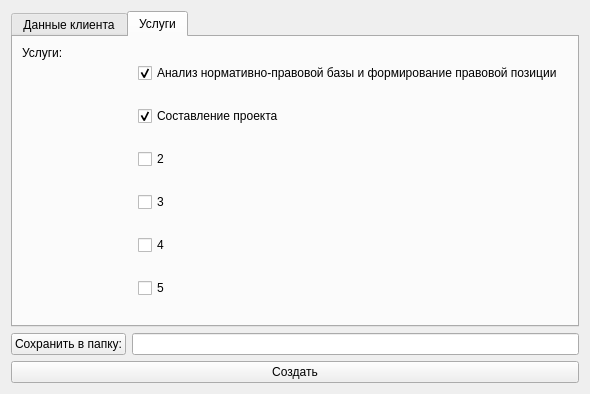
The window that ui/form/MainForm.ui (r-elen/FillTemplate) describes before a commit, drawn with Qt 5.
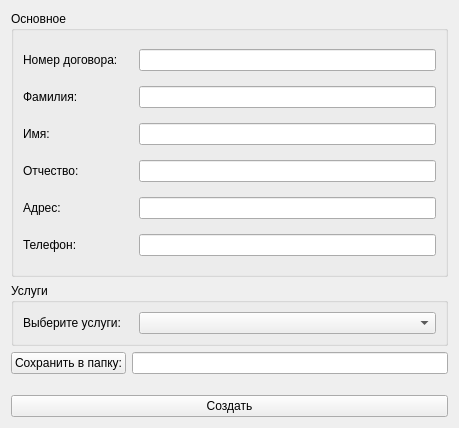
The same window after the commit. The open tabs and pages were chosen to show the change.

What changed in the file:
```diff
--- a/ui/form/MainForm.ui
+++ b/ui/form/MainForm.ui
@@ -6,12 +6,12 @@
    <rect>
     <x>0</x>
     <y>0</y>
-    <width>590</width>
-    <height>394</height>
+    <width>459</width>
+    <height>428</height>
    </rect>
   </property>
   <property name="sizePolicy">
-   <sizepolicy hsizetype="Minimum" vsizetype="Fixed">
+   <sizepolicy hsizetype="Fixed" vsizetype="Maximum">
     <horstretch>0</horstretch>
     <verstretch>0</verstretch>
    </sizepolicy>
@@ -19,27 +19,20 @@
   <property name="windowTitle">
    <string>Form</string>
   </property>
-  <layout class="QVBoxLayout" name="verticalLayout_3">
-   <item>
-    <layout class="QHBoxLayout" name="save"/>
-   </item>
-   <item>
-    <widget class="QTabWidget" name="YslugiTab">
-     <property name="sizePolicy">
-      <sizepolicy hsizetype="Minimum" vsizetype="Expanding">
-       <horstretch>0</horstretch>
-       <verstretch>0</verstretch>
-      </sizepolicy>
-     </property>
-     <property name="currentIndex">
-      <number>0</number>
-     </property>
-     <widget class="QWidget" name="tab">
-      <attribute name="title">
-       <string>Данные клиента</string>
-      </attribute>
       <layout class="QVBoxLayout" name="verticalLayout">
        <item>
+    <widget class="QGroupBox" name="groupBox">
+     <property name="sizePolicy">
+      <sizepolicy hsizetype="Preferred" vsizetype="MinimumExpanding">
+       <horstretch>0</horstretch>
+       <verstretch>0</verstretch>
+      </sizepolicy>
+     </property>
+     <property name="title">
+      <string>Основное</string>
+     </property>
+     <layout class="QVBoxLayout" name="verticalLayout_2">
+      <item>
         <layout class="QHBoxLayout" name="numberdoc">
          <item>
           <widget class="QLabel" name="label">
@@ -199,15 +192,20 @@
        </item>
       </layout>
      </widget>
-     <widget class="QWidget" name="tab_2">
-      <attribute name="title">
+   </item>
+   <item>
+    <widget class="QGroupBox" name="groupBox_2">
+     <property name="title">
        <string>Услуги</string>
-      </attribute>
-      <layout class="QHBoxLayout" name="horizontalLayout_3">
+     </property>
+     <layout class="QVBoxLayout" name="verticalLayout_3">
        <item>
         <layout class="QHBoxLayout" name="horizontalLayout_2">
          <item>
-          <widget class="QLabel" name="yslugi">
+         <widget class="QLabel" name="label_7">
+          <property name="enabled">
+           <bool>true</bool>
+          </property>
            <property name="sizePolicy">
             <sizepolicy hsizetype="Maximum" vsizetype="Preferred">
              <horstretch>0</horstretch>
@@ -221,10 +219,10 @@
             </size>
            </property>
            <property name="text">
-            <string>Услуги:</string>
+           <string>Выберите услуги:</string>
            </property>
            <property name="alignment">
-            <set>Qt::AlignLeading|Qt::AlignLeft|Qt::AlignTop</set>
+           <set>Qt::AlignLeading|Qt::AlignLeft|Qt::AlignVCenter</set>
            </property>
            <property name="margin">
             <number>0</number>
@@ -232,79 +230,11 @@
           </widget>
          </item>
          <item>
-          <layout class="QVBoxLayout" name="verticalLayout_2">
-           <item>
-            <widget class="QCheckBox" name="checkBox">
-             <property name="enabled">
-              <bool>true</bool>
-             </property>
-             <property name="sizePolicy">
-              <sizepolicy hsizetype="Minimum" vsizetype="Fixed">
-               <horstretch>0</horstretch>
-               <verstretch>0</verstretch>
-              </sizepolicy>
-             </property>
-             <property name="text">
-              <string>Анализ нормативно-правовой базы и формирование правовой позиции</string>
-             </property>
-             <property name="iconSize">
-              <size>
-               <width>16</width>
-               <height>16</height>
-              </size>
-             </property>
-             <property name="checked">
-              <bool>true</bool>
-             </property>
-             <property name="tristate">
-              <bool>false</bool>
-             </property>
-            </widget>
-           </item>
-           <item>
-            <widget class="QCheckBox" name="checkBox_2">
-             <property name="text">
-              <string>Составление проекта </string>
-             </property>
-             <property name="checked">
-              <bool>true</bool>
-             </property>
-            </widget>
-           </item>
-           <item>
-            <widget class="QCheckBox" name="checkBox_4">
-             <property name="text">
-              <string>2</string>
-             </property>
-            </widget>
-           </item>
-           <item>
-            <widget class="QCheckBox" name="checkBox_3">
-             <property name="text">
-              <string>3</string>
-             </property>
-            </widget>
-           </item>
-           <item>
-            <widget class="QCheckBox" name="checkBox_6">
-             <property name="text">
-              <string>4</string>
-             </property>
-            </widget>
-           </item>
-           <item>
-            <widget class="QCheckBox" name="checkBox_5">
-             <property name="text">
-              <string>5</string>
-             </property>
-            </widget>
-           </item>
+         <widget class="QComboBox" name="comboBox_servises"/>
+        </item>
           </layout>
          </item>
         </layout>
-       </item>
-      </layout>
-     </widget>
     </widget>
    </item>
    <item>
@@ -322,11 +252,55 @@
     </layout>
    </item>
    <item>
-    <widget class="QPushButton" name="create_doc_event">
+    <spacer name="horizontalSpacer">
+     <property name="orientation">
+      <enum>Qt::Horizontal</enum>
+     </property>
+     <property name="sizeHint" stdset="0">
+      <size>
+       <width>40</width>
+       <height>15</height>
+      </size>
+     </property>
+    </spacer>
+   </item>
+   <item>
+    <layout class="QHBoxLayout" name="horizontalLayout_3">
+     <item>
+      <widget class="QPushButton" name="createDocButton">
+       <property name="sizePolicy">
+        <sizepolicy hsizetype="Minimum" vsizetype="Minimum">
+         <horstretch>0</horstretch>
+         <verstretch>0</verstretch>
+        </sizepolicy>
+       </property>
+       <property name="maximumSize">
+        <size>
+         <width>16777215</width>
+         <height>16777215</height>
+        </size>
+       </property>
+       <property name="baseSize">
+        <size>
+         <width>0</width>
+         <height>0</height>
+        </size>
+       </property>
+       <property name="tabletTracking">
+        <bool>false</bool>
+       </property>
      <property name="text">
       <string>Создать</string>
      </property>
-    </widget>
+       <property name="iconSize">
+        <size>
+         <width>16</width>
+         <height>16</height>
+        </size>
+       </property>
+      </widget>
+     </item>
+    </layout>
    </item>
   </layout>
  </widget>
```
Left out of the diff: 2 changed lines with no effect on the pictures. Lines whose indentation alone changed are shown as unchanged.
